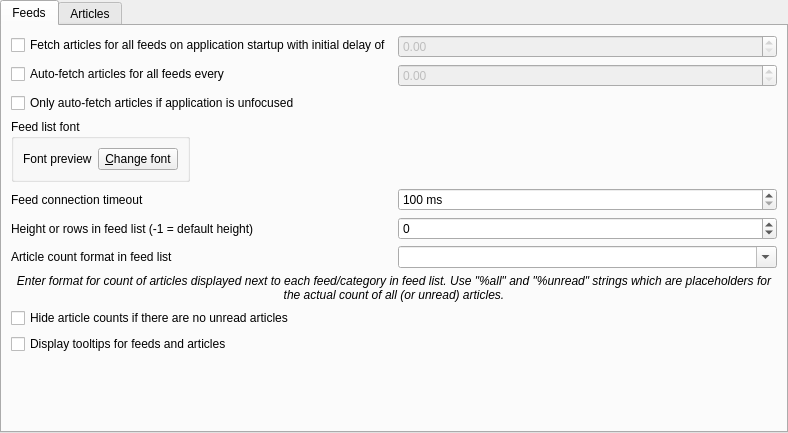
First picture: the form in src/librssguard/gui/settings/settingsfeedsmessages.ui, repository martinrotter/rssguard, before the edit.
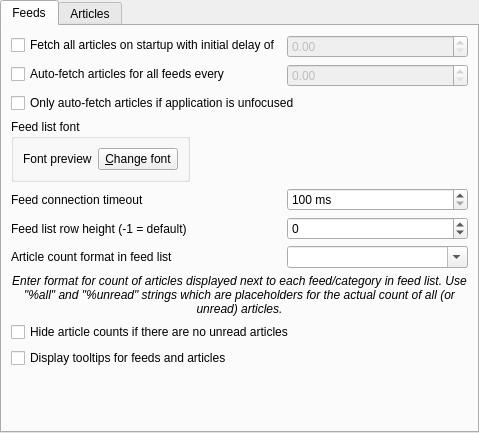
Second picture: the form after the edit. The open tabs and pages were chosen to show the change. Custom widgets are drawn as their Qt base class.

Commit message: allow backspace for message restore, add backend for restricted shortcut mode for article/feed view

Patch:
```diff
--- a/src/librssguard/gui/settings/settingsfeedsmessages.ui
+++ b/src/librssguard/gui/settings/settingsfeedsmessages.ui
@@ -6,7 +6,7 @@
    <rect>
     <x>0</x>
     <y>0</y>
-    <width>788</width>
+    <width>479</width>
     <height>433</height>
    </rect>
   </property>
@@ -26,7 +26,7 @@
    <item>
     <widget class="QTabWidget" name="m_tabFeedsMessages">
      <property name="currentIndex">
-      <number>0</number>
+      <number>1</number>
      </property>
      <widget class="QWidget" name="m_tabFeeds">
       <attribute name="title">
@@ -36,7 +36,7 @@
        <item row="0" column="0">
         <widget class="QCheckBox" name="m_checkUpdateAllFeedsOnStartup">
          <property name="text">
-          <string>Fetch articles for all feeds on application startup with initial delay of</string>
+          <string>Fetch all articles on startup with initial delay of</string>
          </property>
         </widget>
        </item>
@@ -45,6 +45,12 @@
          <property name="enabled">
           <bool>false</bool>
          </property>
+         <property name="minimumSize">
+          <size>
+           <width>150</width>
+           <height>0</height>
+          </size>
+         </property>
          <property name="readOnly">
           <bool>false</bool>
          </property>
@@ -65,6 +71,12 @@
          <property name="enabled">
           <bool>false</bool>
          </property>
+         <property name="minimumSize">
+          <size>
+           <width>150</width>
+           <height>0</height>
+          </size>
+         </property>
          <property name="readOnly">
           <bool>false</bool>
          </property>
@@ -124,6 +136,12 @@
        </item>
        <item row="4" column="1">
         <widget class="QSpinBox" name="m_spinFeedUpdateTimeout">
+         <property name="minimumSize">
+          <size>
+           <width>150</width>
+           <height>0</height>
+          </size>
+         </property>
          <property name="toolTip">
           <string>Connection timeout is time interval which is reserved for downloading new messages for the feed. If this time interval elapses, then download process is aborted.</string>
          </property>
@@ -144,7 +162,7 @@
        <item row="5" column="0">
         <widget class="QLabel" name="label_6">
          <property name="text">
-          <string>Height or rows in feed list (-1 = default height)</string>
+          <string>Feed list row height (-1 = default)</string>
          </property>
          <property name="buddy">
           <cstring>m_spinHeightRowsFeeds</cstring>
@@ -153,6 +171,12 @@
        </item>
        <item row="5" column="1">
         <widget class="QSpinBox" name="m_spinHeightRowsFeeds">
+         <property name="minimumSize">
+          <size>
+           <width>150</width>
+           <height>0</height>
+          </size>
+         </property>
          <property name="minimum">
           <number>-1</number>
          </property>
@@ -173,6 +197,12 @@
        </item>
        <item row="6" column="1">
         <widget class="QComboBox" name="m_cmbCountsFeedList">
+         <property name="minimumSize">
+          <size>
+           <width>150</width>
+           <height>0</height>
+          </size>
+         </property>
          <property name="toolTip">
           <string notr="true"/>
          </property>
@@ -278,7 +308,7 @@
        <item row="7" column="0">
         <widget class="QLabel" name="label_2">
          <property name="text">
-          <string>Height or rows in article list (-1 = default height)</string>
+          <string>Article list row height (-1 = default)</string>
          </property>
          <property name="buddy">
           <cstring>m_spinHeightRowsMessages</cstring>
@@ -287,6 +317,12 @@
        </item>
        <item row="7" column="1">
         <widget class="QSpinBox" name="m_spinHeightRowsMessages">
+         <property name="minimumSize">
+          <size>
+           <width>150</width>
+           <height>0</height>
+          </size>
+         </property>
          <property name="minimum">
           <number>-1</number>
          </property>
@@ -307,6 +343,12 @@
        </item>
        <item row="8" column="1">
         <widget class="QSpinBox" name="m_spinHeightImageAttachments">
+         <property name="minimumSize">
+          <size>
+           <width>150</width>
+           <height>0</height>
+          </size>
+         </property>
          <property name="minimum">
           <number>22</number>
          </property>
@@ -318,7 +360,7 @@
        <item row="9" column="0">
         <widget class="QCheckBox" name="m_checkMessagesDateTimeFormat">
          <property name="text">
-          <string>Use custom date/time format (overrides format loaded from active localization)</string>
+          <string>Use custom date/time format</string>
          </property>
          <property name="checkable">
           <bool>true</bool>
@@ -329,7 +371,14 @@
         </widget>
        </item>
        <item row="9" column="1">
-        <widget class="QComboBox" name="m_cmbMessagesDateTimeFormat"/>
+        <widget class="QComboBox" name="m_cmbMessagesDateTimeFormat">
+         <property name="minimumSize">
+          <size>
+           <width>150</width>
+           <height>0</height>
+          </size>
+         </property>
+        </widget>
        </item>
        <item row="10" column="0" colspan="2">
         <layout class="QHBoxLayout" name="horizontalLayout_4">
```
The commit also changes 17 other files.
